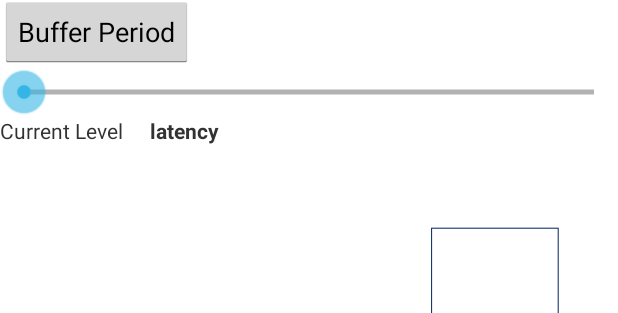
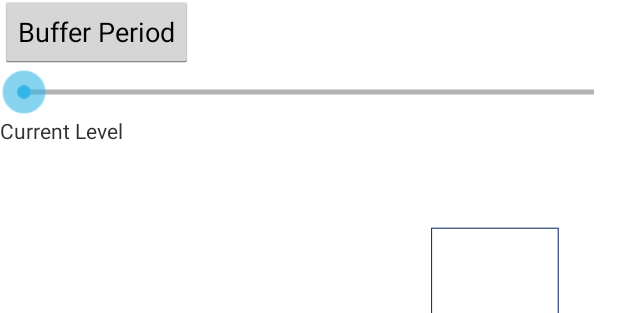
Before and after one commit to gkasten/drrickorang, an Android app: the layout main_activity.xml on its own in the app's theme, with its tools: preview values and no code run, on a phone screen of 412 x 824 dp. Shown: the part 249-562 px from the top of the screen. Run offline under Robolectric (Android 15) with nearby library versions, the phone set to English and light mode, and no system bars.

Commit message:
Disable display of estimated latency

```diff
--- a/LoopbackApp/app/src/main/java/org/drrickorang/loopback/LoopbackActivity.java
+++ b/LoopbackApp/app/src/main/java/org/drrickorang/loopback/LoopbackActivity.java
@@ -573,11 +573,13 @@ public class LoopbackActivity extends Activity {
 
         mTextInfo.setText(s.toString());
 
+/*
         if(mCorrelation.mEstimatedLatencyMs>0.0001) {
             mTextViewEstimatedLatency.setText(String.format("Latency: %.2f ms", mCorrelation.mEstimatedLatencyMs));
         } else {
             mTextViewEstimatedLatency.setText(String.format("Latency: ----"));
         }
+*/
 
     }
 
--- a/LoopbackApp/app/src/main/res/layout/main_activity.xml
+++ b/LoopbackApp/app/src/main/res/layout/main_activity.xml
@@ -144,10 +144,13 @@
             android:text="Current Level"
             android:id="@+id/textViewCurrentLevel"/>
 
+<!--
+            android:text="latency"
+-->
         <TextView
             android:layout_width="180dp"
             android:layout_height="wrap_content"
-            android:text="latency"
+            android:text=""
             android:id="@+id/textViewEstimatedLatency"
             android:textStyle="bold"/>
     </LinearLayout>
```
